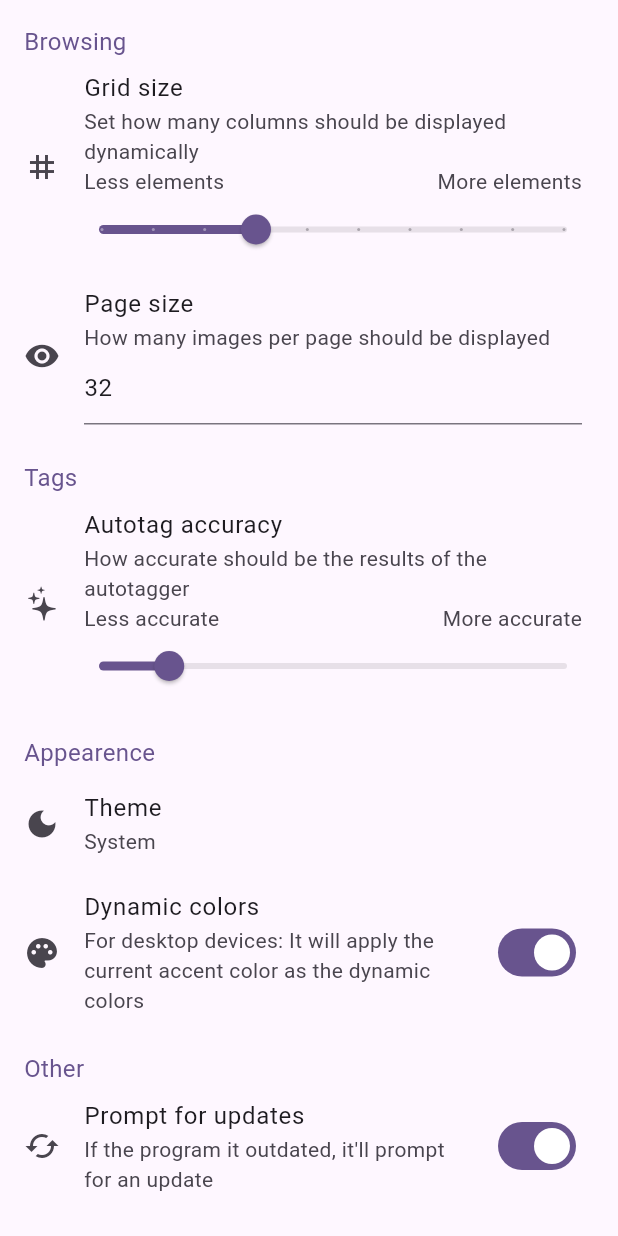
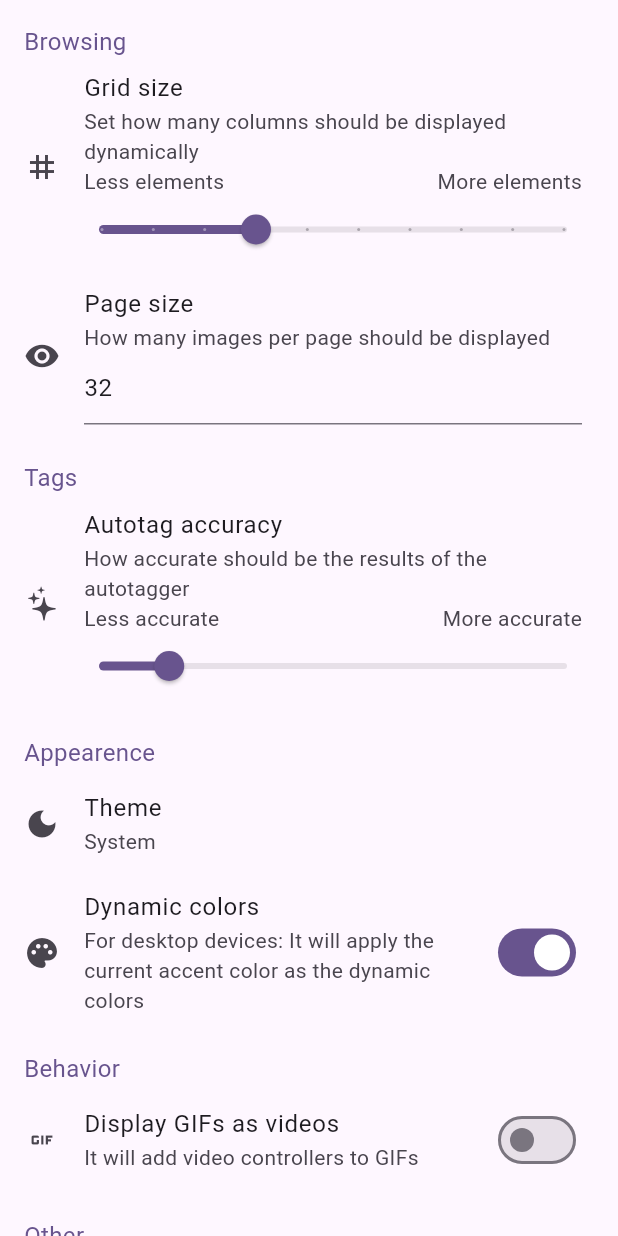
Before and after one commit to resucutie/localbooru, a Flutter app: the OverallSettings widget shown alone on an empty page, opened directly with empty values, on a phone screen of 412 x 824 dp. Run offline on Flutter 3.47's test engine with Material 3 defaults, Android fonts, the phone set to English and light mode, and no system bars; drawn by our look-alikes of dynamic_color; our stand-ins replace dotted_border, file_picker, flutter_cache_manager, flutter_svg, go_router, open_file and 5 more; missing offline and left inert: bitsdojo_window, gif_view, media_kit, media_kit_video, receive_sharing_intent, super_clipboard and 1 more; accounts and stored records are empty; network calls fail.

Commit message:
display gifs as video

```diff
--- a/lib/components/image_display.dart
+++ b/lib/components/image_display.dart
@@ -3,6 +3,7 @@ import 'dart:typed_data';
 import 'dart:ui';
 
 import 'package:flutter/material.dart';
+import 'package:gif_view/gif_view.dart';
 import 'package:localbooru/api/index.dart';
 import 'package:localbooru/utils/constants.dart';
 import 'package:media_kit/media_kit.dart';
@@ -57,7 +58,9 @@ class SilverRepoGrid extends StatelessWidget {
                                             aspectRatio: 1,
                                             child: getType(image.filename) == "video"
                                                 ? VideoPreview(image: image,)
-                                                : Image.file(image.getImage(), fit: BoxFit.cover,),
+                                                : getType(image.filename) == "gif"
+                                                    ? GifView(image: FileImage(image.getImage()), fit: BoxFit.cover, controller: GifController(autoPlay: false),)
+                                                    : Image.file(image.getImage(), fit: BoxFit.cover,),
                                         ),
                                         if(getType(image.filename) != "image") Positioned(
                                             // top:6,
--- a/lib/utils/constants.dart
+++ b/lib/utils/constants.dart
@@ -10,6 +10,7 @@ final Map<String, dynamic> settingsDefaults = {
     "theme": "system",
     "autotag_accuracy": 0.15,
     "update": true,
+    "gif_video": false,
 };
 
 final Map<String, dynamic> defaultFileInfoJson = {
--- a/lib/views/settings/overall_settings.dart
+++ b/lib/views/settings/overall_settings.dart
@@ -19,11 +19,12 @@ class _OverallSettingsState extends State<OverallSettings> {
     final _pageSizeValidator = GlobalKey<FormState>();
     final _pageSizeController = TextEditingController();
 
-    double _gridSizeSliderValue = settingsDefaults["grid_size"].toDouble();
-    double _autotagAccuracy = settingsDefaults["autotag_accuracy"];
-    bool _monetTheme = settingsDefaults["monet"];
-    bool _update = settingsDefaults["update"];
-    String _theme = settingsDefaults["theme"];
+    late double _gridSizeSliderValue;
+    late double _autotagAccuracy;
+    late bool _monetTheme;
+    late bool _update;
+    late String _theme;
+    late bool _gif_video;
 
     bool isSettingModified(String setting) {
         return widget.prefs.get(setting) != null && widget.prefs.get(setting) != settingsDefaults[setting];
@@ -45,6 +46,7 @@ class _OverallSettingsState extends State<OverallSettings> {
         _update = widget.prefs.getBool("update") ?? settingsDefaults["update"];
         _autotagAccuracy = widget.prefs.getDouble("autotag_accuracy") ?? settingsDefaults["autotag_accuracy"];
         _theme = widget.prefs.getString("theme") ?? settingsDefaults["theme"];
+        _gif_video = widget.prefs.getBool("gif_video") ?? settingsDefaults["gif_video"];
     }
 
     Future<void> onChangeTheme() async {
@@ -193,6 +195,17 @@ class _OverallSettingsState extends State<OverallSettings> {
                         setState(() => _monetTheme = value);
                     }
                 ),
+                const SmallHeader("Behavior"),
+                SwitchListTile(
+                    title: const Text("Display GIFs as videos"),
+                    secondary: const Icon(Icons.gif),
+                    subtitle: const Text("It will add video controllers to GIFs"),
+                    value: _gif_video,
+                    onChanged: (value) {
+                        widget.prefs.setBool("gif_video", value);
+                        setState(() => _gif_video = value);
+                    }
+                ),
                 const SmallHeader("Other"),
                 SwitchListTile(
                     title: const Text("Prompt for updates"),
--- a/pubspec.yaml
+++ b/pubspec.yaml
@@ -64,6 +64,7 @@ dependencies:
       path: ./media_kit_video
   media_kit_libs_video: ^1.0.4
   string_validator: ^1.0.2
+  gif_view: ^0.4.3
 dependency_overrides:
   media_kit_native_event_loop:
     git:
```
Also changed, not shown: lib/views/navigation/image_view.dart (+7 -3 lines), pubspec.lock.
